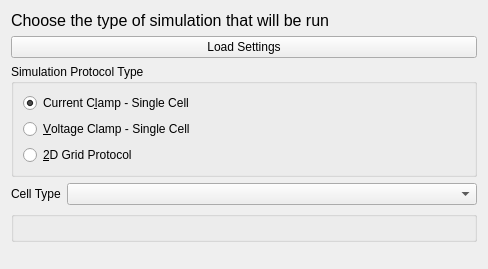
Qt form src/LongQtMain/chooseprotowidget.ui (hundlab/LongQt) before a commit.
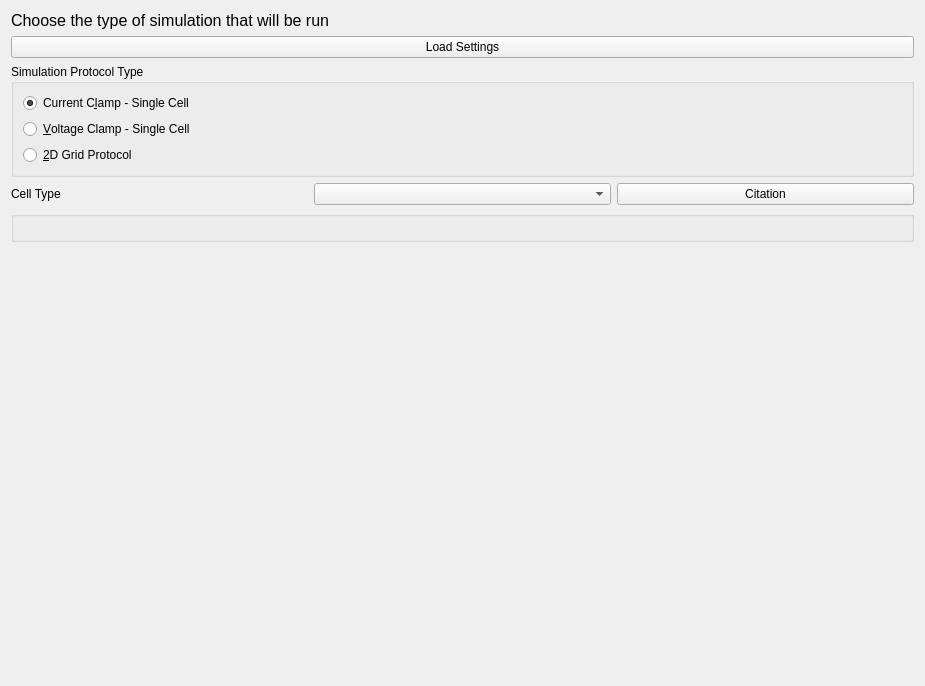
The same form after that commit.

Commit message:
added easy access button to citations
- bug fix switching protocol from grid to something else

Patch:
```diff
--- a/src/LongQtMain/chooseprotowidget.ui
+++ b/src/LongQtMain/chooseprotowidget.ui
@@ -6,8 +6,8 @@
    <rect>
     <x>0</x>
     <y>0</y>
-    <width>488</width>
-    <height>269</height>
+    <width>925</width>
+    <height>686</height>
    </rect>
   </property>
   <property name="sizePolicy">
@@ -19,8 +19,26 @@
   <property name="windowTitle">
    <string>Form</string>
   </property>
-  <layout class="QFormLayout" name="formLayout">
-   <item row="0" column="0" colspan="2">
+  <layout class="QGridLayout" name="gridLayout">
+   <property name="sizeConstraint">
+    <enum>QLayout::SetMaximumSize</enum>
+   </property>
+   <item row="1" column="0">
+    <spacer name="verticalSpacer">
+     <property name="orientation">
+      <enum>Qt::Vertical</enum>
+     </property>
+     <property name="sizeHint" stdset="0">
+      <size>
+       <width>20</width>
+       <height>40</height>
+      </size>
+     </property>
+    </spacer>
+   </item>
+   <item row="0" column="0">
+    <layout class="QVBoxLayout" name="verticalLayout_2">
+     <item>
     <widget class="QLabel" name="description">
      <property name="font">
       <font>
@@ -35,7 +53,7 @@
      </property>
     </widget>
    </item>
-   <item row="1" column="0" colspan="2">
+     <item>
     <widget class="QPushButton" name="readSettings">
      <property name="sizePolicy">
       <sizepolicy hsizetype="MinimumExpanding" vsizetype="Fixed">
@@ -48,7 +66,7 @@
      </property>
     </widget>
    </item>
-   <item row="2" column="0" colspan="2">
+     <item>
     <widget class="QGroupBox" name="protocolType">
      <property name="sizePolicy">
       <sizepolicy hsizetype="MinimumExpanding" vsizetype="Minimum">
@@ -105,10 +123,12 @@
      </layout>
     </widget>
    </item>
-   <item row="4" column="0">
+     <item>
+      <layout class="QHBoxLayout" name="horizontalLayout">
+       <item>
     <widget class="QLabel" name="cellTypeLabel">
      <property name="sizePolicy">
-      <sizepolicy hsizetype="MinimumExpanding" vsizetype="Preferred">
+          <sizepolicy hsizetype="Minimum" vsizetype="Preferred">
        <horstretch>0</horstretch>
        <verstretch>0</verstretch>
       </sizepolicy>
@@ -118,7 +138,7 @@
      </property>
     </widget>
    </item>
-   <item row="4" column="1">
+       <item>
     <widget class="QComboBox" name="cellType">
      <property name="sizePolicy">
       <sizepolicy hsizetype="Ignored" vsizetype="Fixed">
@@ -126,14 +146,31 @@
        <verstretch>0</verstretch>
       </sizepolicy>
      </property>
-    </widget>
-   </item>
-   <item row="6" column="0" colspan="2">
+         <property name="minimumSize">
+          <size>
+           <width>0</width>
+           <height>0</height>
+          </size>
+         </property>
+        </widget>
+       </item>
+       <item>
+        <widget class="QPushButton" name="citationButton">
+         <property name="text">
+          <string>Citation</string>
+         </property>
+        </widget>
+       </item>
+      </layout>
+     </item>
+     <item>
     <widget class="QGroupBox" name="cellOptions">
      <property name="title">
       <string/>
      </property>
     </widget>
+     </item>
+    </layout>
    </item>
   </layout>
  </widget>
```
Lines whose indentation alone changed are shown as unchanged. The commit also changes 8 other files.
